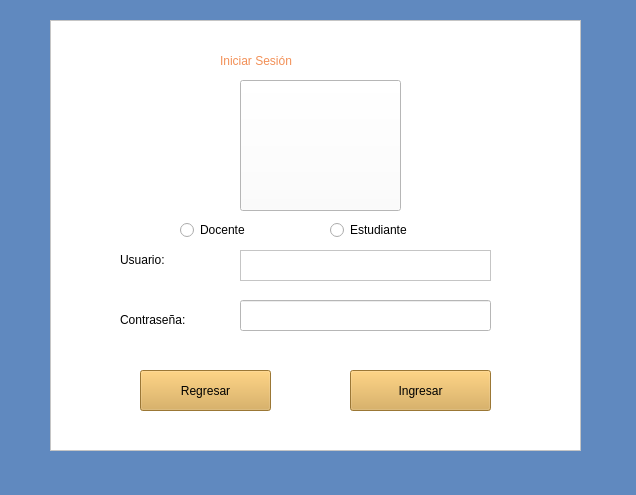
micaelCZ/AulaVirtual_VersionFinal, file AulaVirtual/login.ui: the form before one commit.
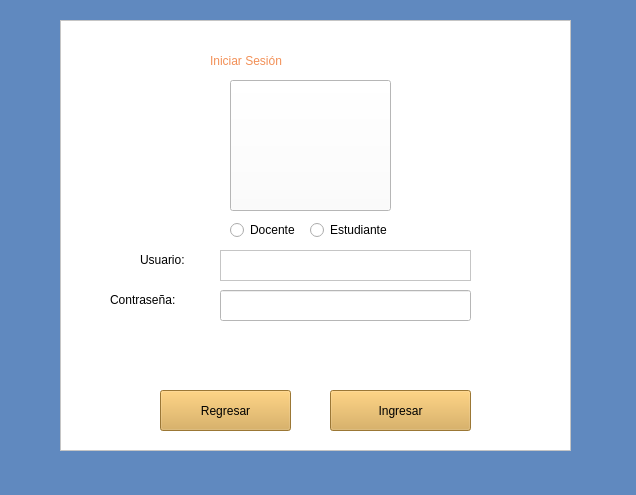
The form after the commit. Icons and pictures are not drawn.

```diff
--- a/AulaVirtual/login.ui
+++ b/AulaVirtual/login.ui
@@ -32,9 +32,9 @@
   <widget class="QFrame" name="frame_4">
    <property name="geometry">
     <rect>
-     <x>50</x>
+     <x>60</x>
      <y>20</y>
-     <width>531</width>
+     <width>511</width>
      <height>431</height>
     </rect>
    </property>
@@ -50,7 +50,7 @@
    <widget class="QTextEdit" name="usuario_IS">
     <property name="geometry">
      <rect>
-      <x>190</x>
+      <x>160</x>
       <y>230</y>
       <width>251</width>
       <height>31</height>
@@ -60,8 +60,8 @@
    <widget class="QPushButton" name="botonIngresar_IS">
     <property name="geometry">
      <rect>
-      <x>300</x>
-      <y>350</y>
+      <x>270</x>
+      <y>370</y>
       <width>141</width>
       <height>41</height>
      </rect>
@@ -77,8 +77,8 @@
    <widget class="QPushButton" name="botonRegresar_IS">
     <property name="geometry">
      <rect>
-      <x>90</x>
-      <y>350</y>
+      <x>100</x>
+      <y>370</y>
       <width>131</width>
       <height>41</height>
      </rect>
@@ -94,9 +94,9 @@
    <widget class="QLabel" name="label_2">
     <property name="geometry">
      <rect>
-      <x>70</x>
+      <x>80</x>
       <y>230</y>
-      <width>81</width>
+      <width>71</width>
       <height>20</height>
      </rect>
     </property>
@@ -110,8 +110,8 @@
    <widget class="QLabel" name="label_3">
     <property name="geometry">
      <rect>
-      <x>70</x>
-      <y>290</y>
+      <x>50</x>
+      <y>270</y>
       <width>101</width>
       <height>20</height>
      </rect>
@@ -126,7 +126,7 @@
    <widget class="QLabel" name="label">
     <property name="geometry">
      <rect>
-      <x>170</x>
+      <x>150</x>
       <y>10</y>
       <width>261</width>
       <height>61</height>
@@ -144,7 +144,7 @@
    <widget class="QPushButton" name="pushButton">
     <property name="geometry">
      <rect>
-      <x>190</x>
+      <x>170</x>
       <y>60</y>
       <width>161</width>
       <height>131</height>
@@ -167,9 +167,9 @@
    <widget class="QRadioButton" name="rbuttonDocente">
     <property name="geometry">
      <rect>
-      <x>130</x>
+      <x>170</x>
       <y>200</y>
-      <width>89</width>
+      <width>71</width>
       <height>20</height>
      </rect>
     </property>
@@ -180,7 +180,7 @@
    <widget class="QRadioButton" name="rbuttonEstudiante">
     <property name="geometry">
      <rect>
-      <x>280</x>
+      <x>250</x>
       <y>200</y>
       <width>89</width>
       <height>20</height>
@@ -193,8 +193,8 @@
    <widget class="QLineEdit" name="clave_IS">
     <property name="geometry">
      <rect>
-      <x>190</x>
-      <y>280</y>
+      <x>160</x>
+      <y>270</y>
       <width>251</width>
       <height>31</height>
      </rect>
```
Left out of the diff: 17 changed lines with no effect on the pictures.
